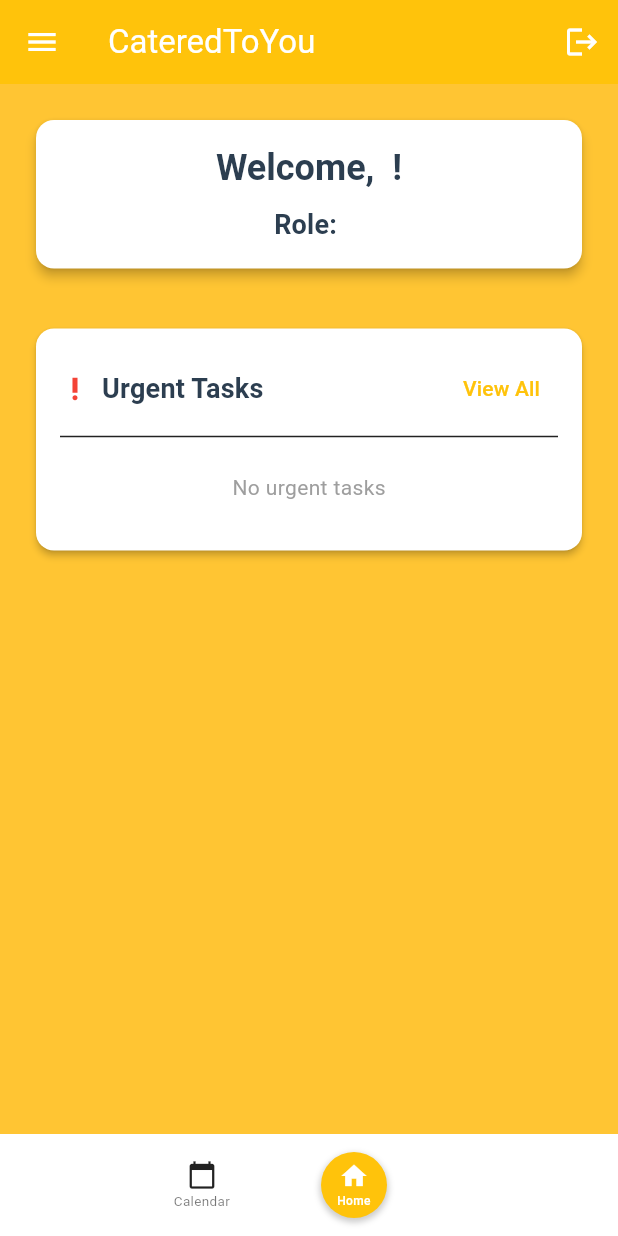
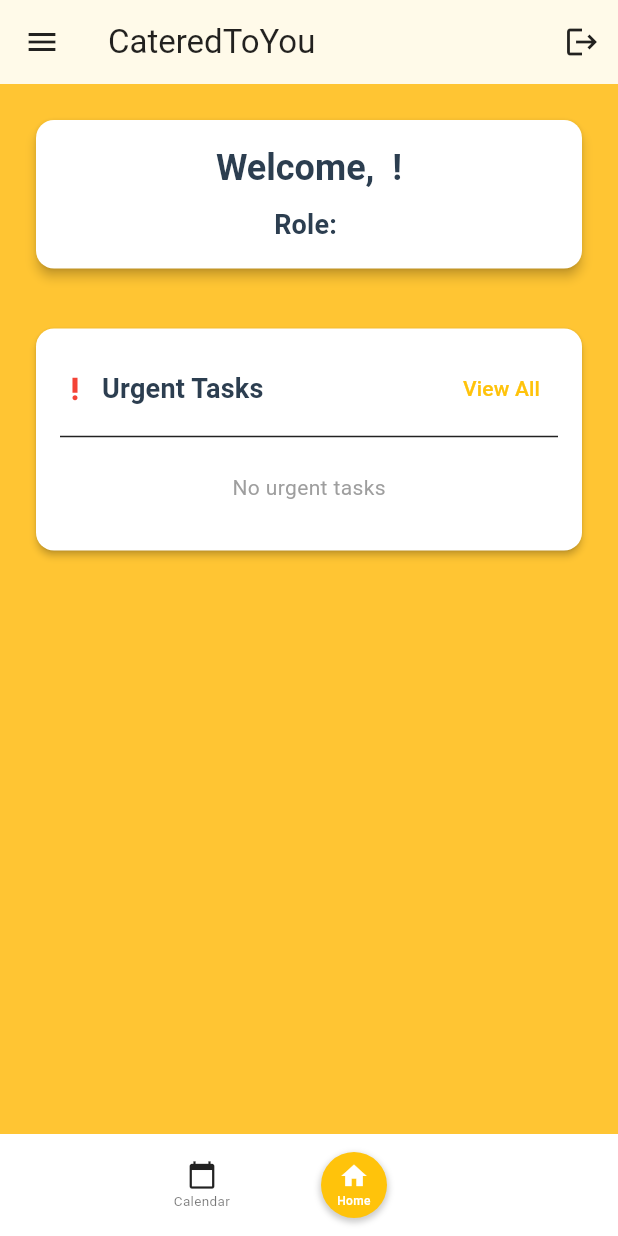
Before and after one commit to HarzaanHussain/cateredtoyou, a Flutter app: the screen it shows once a user with an empty profile is signed in, on a phone screen of 412 x 824 dp. Run offline on Flutter 3.47's test engine with Material 3 defaults, Android fonts, the phone set to English and light mode, and no system bars; our stand-ins replace cloud_firestore, firebase_auth, firebase_core, flutter_local_notifications, flutter_map, flutter_timezone and 6 more; missing offline and left inert: flutter_map_cancellable_tile_provider; accounts and stored records are empty.

Commit message:
Revert top app bar from orange to white

```diff
--- a/lib/main.dart
+++ b/lib/main.dart
@@ -150,8 +150,7 @@ class MyApp extends StatelessWidget {
             ),
             scaffoldBackgroundColor: Colors.white, // background is white
             appBarTheme: const AppBarTheme(
-              backgroundColor: Color(0xFFFFC30B), // appbar uses honey yellow
-              foregroundColor: Colors.white,
+              backgroundColor: Colors.white, // appbar uses honey yellow
               elevation: 4,
             ),
             elevatedButtonTheme: ElevatedButtonThemeData(
```
